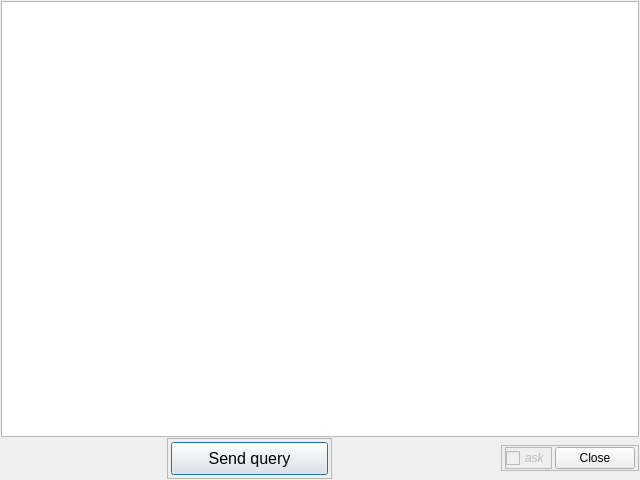
This is custom_query.ui in TiReks33/adb-explorer as Qt 5 draws it before an edit. The edited form follows.
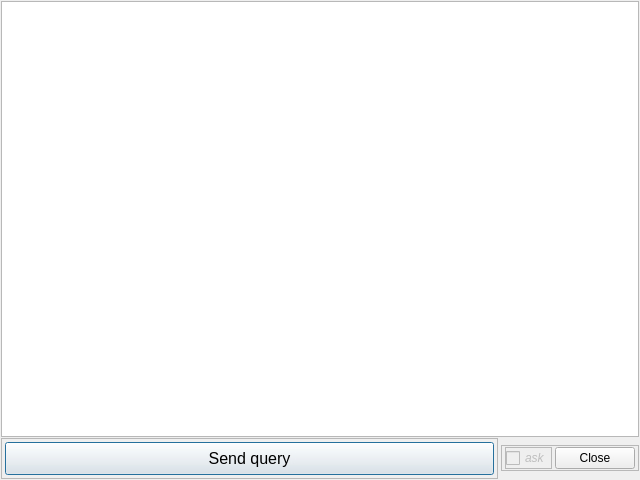
This is the edited form.

Commit message: v.1.2c -- multiply SQL-user queries is now supported; flexible management of multiply queries processing (include additional settings in gui forms); maintaining user SQL-queries history functionality added (access via encrypted binary file, this functional accessible only with adb-crypt v.1.1 plugin); encrypted user credentials now is a separated functional from main app via crypto-plugin; additional user notifications added for gui-interaction helping reason; forms logic improved; fixed memory leak in user custom SQL-queries form.

```diff
--- a/custom_query.ui
+++ b/custom_query.ui
@@ -40,23 +40,10 @@
      <property name="spacing">
       <number>3</number>
      </property>
-     <item>
-      <spacer name="horizontalSpacer_2">
-       <property name="orientation">
-        <enum>Qt::Horizontal</enum>
-       </property>
-       <property name="sizeHint" stdset="0">
-        <size>
-         <width>40</width>
-         <height>20</height>
-        </size>
-       </property>
-      </spacer>
-     </item>
      <item>
       <widget class="QFrame" name="okFrame">
        <property name="sizePolicy">
-        <sizepolicy hsizetype="Expanding" vsizetype="Preferred">
+        <sizepolicy hsizetype="Preferred" vsizetype="Preferred">
          <horstretch>0</horstretch>
          <verstretch>0</verstretch>
         </sizepolicy>
@@ -125,19 +112,6 @@
        </layout>
       </widget>
      </item>
-     <item>
-      <spacer name="horizontalSpacer">
-       <property name="orientation">
-        <enum>Qt::Horizontal</enum>
-       </property>
-       <property name="sizeHint" stdset="0">
-        <size>
-         <width>40</width>
-         <height>20</height>
-        </size>
-       </property>
-      </spacer>
-     </item>
      <item>
       <layout class="QHBoxLayout" name="horizontalLayout_2">
        <property name="spacing">
```
Left out of the diff: 2 changed lines with no effect on the pictures. The commit also changes 31 other files.
